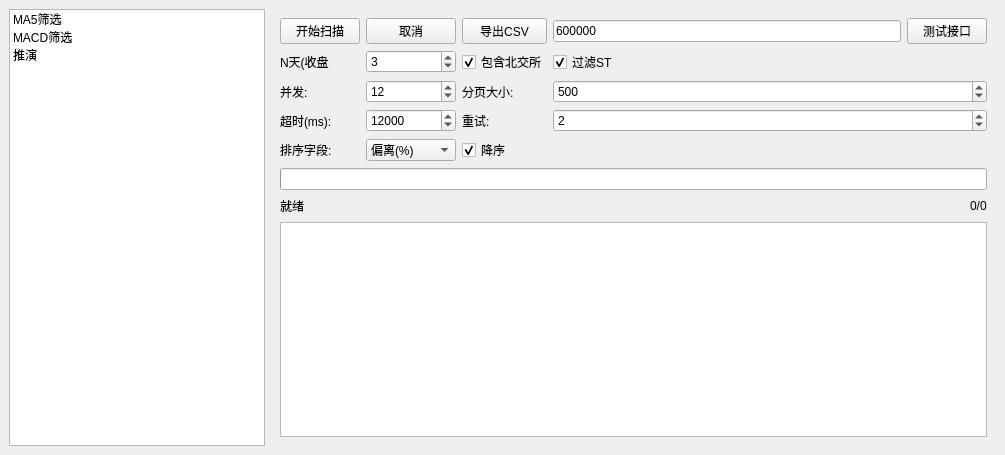
The window that mainwindow.ui (asd977/Pickwise) describes before a commit, drawn with Qt 5.
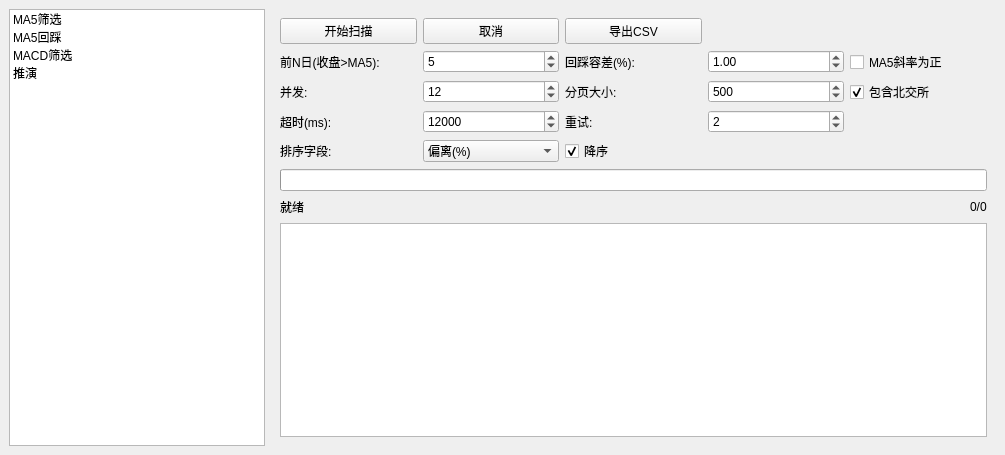
The same window after the commit. The open tabs and pages were chosen to show the change.

Commit message: Add MA5 pullback scan and slope filter

```diff
--- a/mainwindow.ui
+++ b/mainwindow.ui
@@ -34,6 +34,11 @@
         <string>MA5筛选</string>
        </property>
       </item>
+      <item>
+       <property name="text">
+        <string>MA5回踩</string>
+       </property>
+      </item>
       <item>
        <property name="text">
         <string>MACD筛选</string>
@@ -297,6 +302,257 @@
         </item>
        </layout>
       </widget>
+      <widget class="QWidget" name="pagePullback">
+       <layout class="QVBoxLayout" name="verticalLayoutPullback">
+        <item>
+         <layout class="QGridLayout" name="gridLayoutPullback">
+          <item row="0" column="0">
+           <widget class="QPushButton" name="btnPullbackScan">
+            <property name="text">
+             <string>开始扫描</string>
+            </property>
+           </widget>
+          </item>
+          <item row="0" column="1">
+           <widget class="QPushButton" name="btnPullbackCancel">
+            <property name="text">
+             <string>取消</string>
+            </property>
+           </widget>
+          </item>
+          <item row="0" column="2">
+           <widget class="QPushButton" name="btnPullbackExport">
+            <property name="text">
+             <string>导出CSV</string>
+            </property>
+           </widget>
+          </item>
+          <item row="1" column="0">
+           <widget class="QLabel" name="labelPullbackAboveDays">
+            <property name="text">
+             <string>前N日(收盘&gt;MA5):</string>
+            </property>
+           </widget>
+          </item>
+          <item row="1" column="1">
+           <widget class="QSpinBox" name="spinPullbackAboveDays">
+            <property name="minimum">
+             <number>1</number>
+            </property>
+            <property name="maximum">
+             <number>20</number>
+            </property>
+            <property name="value">
+             <number>5</number>
+            </property>
+           </widget>
+          </item>
+          <item row="1" column="2">
+           <widget class="QLabel" name="labelPullbackTolerance">
+            <property name="text">
+             <string>回踩容差(%):</string>
+            </property>
+           </widget>
+          </item>
+          <item row="1" column="3">
+           <widget class="QDoubleSpinBox" name="spinPullbackTolerance">
+            <property name="decimals">
+             <number>2</number>
+            </property>
+            <property name="minimum">
+             <double>0.00</double>
+            </property>
+            <property name="maximum">
+             <double>10.00</double>
+            </property>
+            <property name="singleStep">
+             <double>0.10</double>
+            </property>
+            <property name="value">
+             <double>1.00</double>
+            </property>
+           </widget>
+          </item>
+          <item row="1" column="4">
+           <widget class="QCheckBox" name="cbPullbackSlopeUp">
+            <property name="text">
+             <string>MA5斜率为正</string>
+            </property>
+           </widget>
+          </item>
+          <item row="2" column="0">
+           <widget class="QLabel" name="labelPullbackInFlight">
+            <property name="text">
+             <string>并发:</string>
+            </property>
+           </widget>
+          </item>
+          <item row="2" column="1">
+           <widget class="QSpinBox" name="spinPullbackInFlight">
+            <property name="minimum">
+             <number>1</number>
+            </property>
+            <property name="maximum">
+             <number>50</number>
+            </property>
+            <property name="value">
+             <number>12</number>
+            </property>
+           </widget>
+          </item>
+          <item row="2" column="2">
+           <widget class="QLabel" name="labelPullbackPageSize">
+            <property name="text">
+             <string>分页大小:</string>
+            </property>
+           </widget>
+          </item>
+          <item row="2" column="3">
+           <widget class="QSpinBox" name="spinPullbackPageSize">
+            <property name="minimum">
+             <number>100</number>
+            </property>
+            <property name="maximum">
+             <number>1000</number>
+            </property>
+            <property name="singleStep">
+             <number>100</number>
+            </property>
+            <property name="value">
+             <number>500</number>
+            </property>
+           </widget>
+          </item>
+          <item row="2" column="4">
+           <widget class="QCheckBox" name="cbPullbackIncludeBJ">
+            <property name="text">
+             <string>包含北交所</string>
+            </property>
+            <property name="checked">
+             <bool>true</bool>
+            </property>
+           </widget>
+          </item>
+          <item row="3" column="0">
+           <widget class="QLabel" name="labelPullbackTimeout">
+            <property name="text">
+             <string>超时(ms):</string>
+            </property>
+           </widget>
+          </item>
+          <item row="3" column="1">
+           <widget class="QSpinBox" name="spinPullbackTimeout">
+            <property name="minimum">
+             <number>3000</number>
+            </property>
+            <property name="maximum">
+             <number>60000</number>
+            </property>
+            <property name="singleStep">
+             <number>1000</number>
+            </property>
+            <property name="value">
+             <number>12000</number>
+            </property>
+           </widget>
+          </item>
+          <item row="3" column="2">
+           <widget class="QLabel" name="labelPullbackRetry">
+            <property name="text">
+             <string>重试:</string>
+            </property>
+           </widget>
+          </item>
+          <item row="3" column="3">
+           <widget class="QSpinBox" name="spinPullbackRetry">
+            <property name="minimum">
+             <number>0</number>
+            </property>
+            <property name="maximum">
+             <number>5</number>
+            </property>
+            <property name="value">
+             <number>2</number>
+            </property>
+           </widget>
+          </item>
+          <item row="4" column="0">
+           <widget class="QLabel" name="labelPullbackSortField">
+            <property name="text">
+             <string>排序字段:</string>
+            </property>
+           </widget>
+          </item>
+          <item row="4" column="1">
+           <widget class="QComboBox" name="comboPullbackSortField">
+            <item>
+             <property name="text">
+              <string>偏离(%)</string>
+             </property>
+            </item>
+            <item>
+             <property name="text">
+              <string>偏离绝对值</string>
+             </property>
+            </item>
+            <item>
+             <property name="text">
+              <string>市盈率(PE)</string>
+             </property>
+            </item>
+           </widget>
+          </item>
+          <item row="4" column="2">
+           <widget class="QCheckBox" name="cbPullbackSortDesc">
+            <property name="text">
+             <string>降序</string>
+            </property>
+            <property name="checked">
+             <bool>true</bool>
+            </property>
+           </widget>
+          </item>
+         </layout>
+        </item>
+        <item>
+         <widget class="QProgressBar" name="progressBarPullback"/>
+        </item>
+        <item>
+         <layout class="QHBoxLayout" name="horizontalLayoutPullbackStatus">
+          <item>
+           <widget class="QLabel" name="labelPullbackStage">
+            <property name="text">
+             <string>就绪</string>
+            </property>
+           </widget>
+          </item>
+          <item>
+           <spacer name="horizontalSpacerPullback">
+            <property name="orientation">
+             <enum>Qt::Horizontal</enum>
+            </property>
+            <property name="sizeHint" stdset="0">
+             <size>
+              <width>40</width>
+              <height>20</height>
+             </size>
+            </property>
+           </spacer>
+          </item>
+          <item>
+           <widget class="QLabel" name="labelPullbackProgress">
+            <property name="text">
+             <string>0/0</string>
+            </property>
+           </widget>
+          </item>
+         </layout>
+        </item>
+        <item>
+         <widget class="QTableView" name="tableViewPullback"/>
+        </item>
+       </layout>
+      </widget>
       <widget class="QWidget" name="pageMacd">
        <layout class="QVBoxLayout" name="verticalLayoutMacd">
         <item>
```
Left out of the diff: 7 changed lines with no effect on the pictures. The commit also changes 6 other files.
